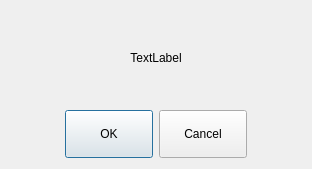
Above: hcmanualoperation/icinformationdialog.ui from GaussCheng/2-5AxisPunch before the change. Below: the same form after it.
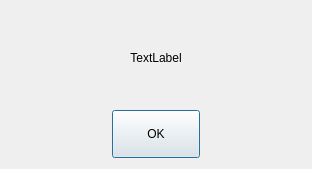
That is the form after the change. Icons and pictures are not drawn.

What changed in the file:
```diff
--- a/hcmanualoperation/icinformationdialog.ui
+++ b/hcmanualoperation/icinformationdialog.ui
@@ -44,7 +44,7 @@
       <enum>Qt::Horizontal</enum>
      </property>
      <property name="standardButtons">
-      <set>QDialogButtonBox::Cancel|QDialogButtonBox::Ok</set>
+      <set>QDialogButtonBox::Ok</set>
      </property>
      <property name="centerButtons">
       <bool>true</bool>
```
Left out of the diff: 1 changed line with no effect on the pictures.
